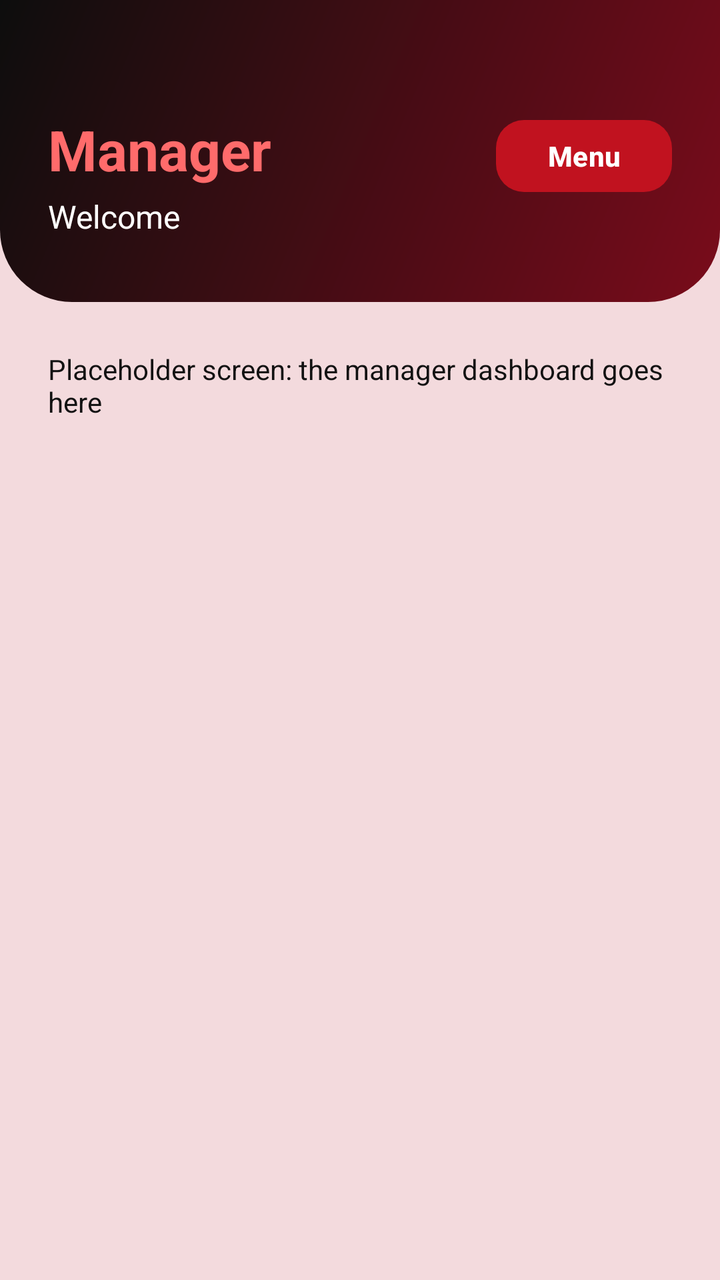
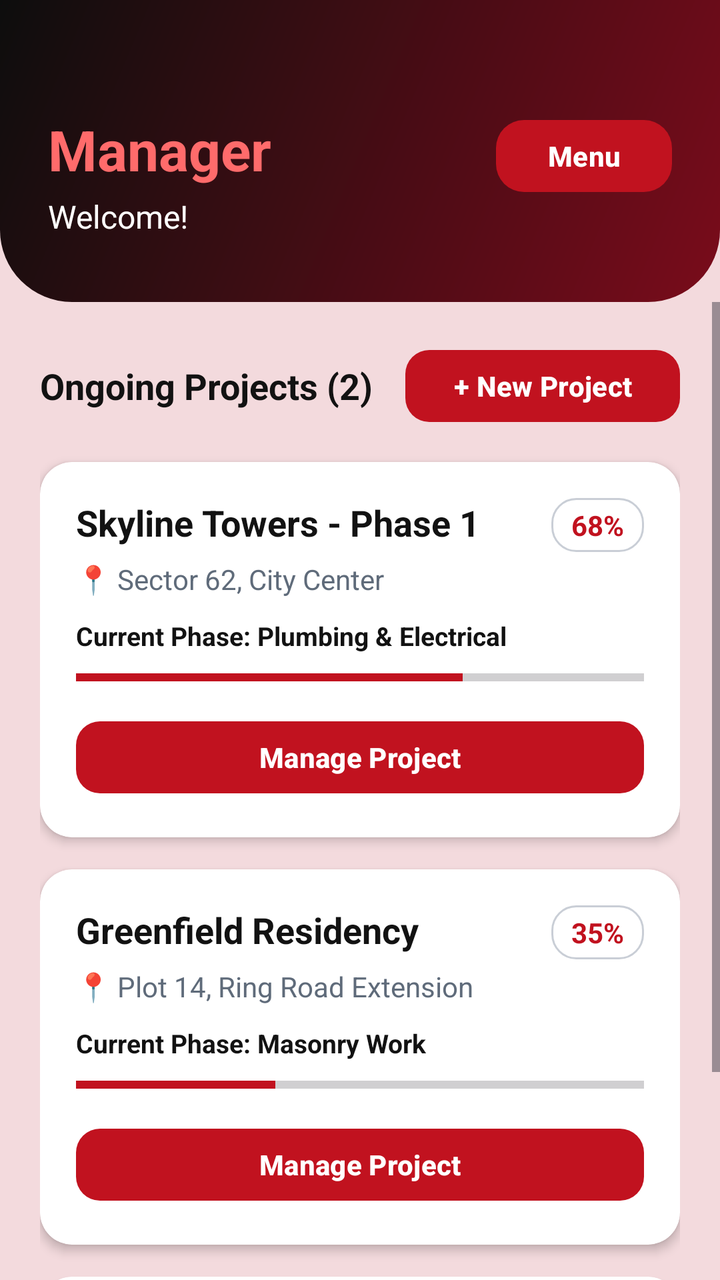

Compare the two renders of this Android layout. The source of the first and the diff that turns it into the second are given below.
<!-- AndroidManifest.xml: application theme Theme.BuildTrack_v1 -->
<!-- res/layout/activity_manager_home.xml -->
<?xml version="1.0" encoding="utf-8"?>
<RelativeLayout xmlns:android="http://schemas.android.com/apk/res/android"
    xmlns:app="http://schemas.android.com/apk/res-auto"
    android:layout_width="match_parent"
    android:layout_height="match_parent"
    android:background="@color/manager_body">

    <RelativeLayout
        android:id="@+id/topBar"
        android:layout_width="match_parent"
        android:layout_height="wrap_content"
        android:background="@drawable/bg_header_manager"
        android:paddingStart="24dp"
        android:paddingTop="56dp"
        android:paddingEnd="24dp"
        android:paddingBottom="32dp">

        <TextView
            android:id="@+id/tvRole"
            android:layout_width="wrap_content"
            android:layout_height="wrap_content"
            android:text="Manager"
            android:textColor="@color/manager_crimson_light"
            android:textSize="28sp"
            android:textStyle="bold" />

        <TextView
            android:id="@+id/tvWelcome"
            android:layout_width="wrap_content"
            android:layout_height="wrap_content"
            android:layout_below="@id/tvRole"
            android:layout_marginTop="4dp"
            android:text="Welcome"
            android:textColor="@color/white"
            android:textSize="16sp" />

        <Button
            android:id="@+id/btnMenu"
            android:layout_width="wrap_content"
            android:layout_height="44dp"
            android:layout_alignParentEnd="true"
            android:text="Menu"
            android:textAllCaps="false"
            android:textColor="@color/white"
            android:textStyle="bold"
            app:backgroundTint="@color/manager_crimson"
            app:cornerRadius="14dp" />
    </RelativeLayout>

    <TextView
        android:id="@+id/tvPlaceholder"
        android:layout_width="match_parent"
        android:layout_height="wrap_content"
        android:layout_below="@id/topBar"
        android:layout_marginStart="24dp"
        android:layout_marginTop="24dp"
        android:layout_marginEnd="24dp"
        android:text="Placeholder screen: the manager dashboard goes here"
        android:textColor="@color/ink"
        android:textSize="14sp" />
</RelativeLayout>
<!-- resources referenced by this layout -->
<resources>
  <color name="ink">#121212</color>
  <color name="manager_body">#F3DADD</color>
  <color name="manager_crimson">#C1121F</color>
  <color name="manager_crimson_light">#FF6B6B</color>
  <color name="white">#FFFFFFFF</color>
  <!-- drawable bg_header_manager (drawable) -->
  <?xml version="1.0" encoding="utf-8"?>
  <shape xmlns:android="http://schemas.android.com/apk/res/android"
      android:shape="rectangle">
      <gradient
          android:angle="315"
          android:endColor="@color/manager_crimson_dark"
          android:startColor="@color/manager_black" />
      <corners
          android:bottomLeftRadius="36dp"
          android:bottomRightRadius="36dp" />
  </shape>
  <style name="Theme.BuildTrack_v1" parent="Base.Theme.BuildTrack_v1" />
  <color name="manager_crimson_dark">#7A0C1B</color>
  <color name="manager_black">#0D0D0D</color>
  <style name="Base.Theme.BuildTrack_v1" parent="Theme.Material3.DayNight.NoActionBar">
          
          
      </style>
</resources>

<!-- the commit's change to res/layout/activity_manager_home.xml (unified diff, before → after) -->
@@ -5,6 +5,7 @@
     android:layout_height="match_parent"
     android:background="@color/manager_body">
 
+    
     <RelativeLayout
         android:id="@+id/topBar"
         android:layout_width="match_parent"
@@ -30,7 +31,7 @@
             android:layout_height="wrap_content"
             android:layout_below="@id/tvRole"
             android:layout_marginTop="4dp"
-            android:text="Welcome"
+            android:text="Welcome!"
             android:textColor="@color/white"
             android:textSize="16sp" />
 
@@ -47,15 +48,258 @@
             app:cornerRadius="14dp" />
     </RelativeLayout>
 
-    <TextView
-        android:id="@+id/tvPlaceholder"
+    
+    <ScrollView
         android:layout_width="match_parent"
-        android:layout_height="wrap_content"
+        android:layout_height="match_parent"
         android:layout_below="@id/topBar"
-        android:layout_marginStart="24dp"
-        android:layout_marginTop="24dp"
-        android:layout_marginEnd="24dp"
-        android:text="Placeholder screen: the manager dashboard goes here"
-        android:textColor="@color/ink"
-        android:textSize="14sp" />
+        android:fillViewport="true">
+
+        <LinearLayout
+            android:layout_width="match_parent"
+            android:layout_height="wrap_content"
+            android:orientation="vertical"
+            android:padding="20dp">
+
+            
+            <RelativeLayout
+                android:layout_width="match_parent"
+                android:layout_height="wrap_content"
+                android:layout_marginBottom="16dp">
+
+                <TextView
+                    android:id="@+id/tvSectionTitle"
+                    android:layout_width="wrap_content"
+                    android:layout_height="wrap_content"
+                    android:layout_centerVertical="true"
+                    android:text="Ongoing Projects (2)"
+                    android:textColor="@color/ink"
+                    android:textSize="18sp"
+                    android:textStyle="bold" />
+
+                
+                <Button
+                    android:id="@+id/btnNewProject"
+                    android:layout_width="wrap_content"
+                    android:layout_height="44dp"
+                    android:layout_alignParentEnd="true"
+                    android:text="+ New Project"
+                    android:textAllCaps="false"
+                    android:textColor="@color/white"
+                    android:textStyle="bold"
+                    app:backgroundTint="@color/manager_crimson"
+                    app:cornerRadius="12dp" />
+            </RelativeLayout>
+
+            
+            <androidx.cardview.widget.CardView
+                android:id="@+id/cardProject1"
+                android:layout_width="match_parent"
+                android:layout_height="wrap_content"
+                android:layout_marginBottom="16dp"
+                app:cardBackgroundColor="@color/white"
+                app:cardCornerRadius="16dp"
+                app:cardElevation="3dp">
+
+                <LinearLayout
+                    android:layout_width="match_parent"
+                    android:layout_height="wrap_content"
+                    android:orientation="vertical"
+                    android:padding="18dp">
+
+                    <RelativeLayout
+                        android:layout_width="match_parent"
+                        android:layout_height="wrap_content">
+
+                        <TextView
+                            android:id="@+id/tvProject1Name"
+                            android:layout_width="wrap_content"
+                            android:layout_height="wrap_content"
+                            android:text="Skyline Towers - Phase 1"
+                            android:textColor="@color/ink"
+                            android:textSize="18sp"
+                            android:textStyle="bold" />
+
+                        <TextView
+                            android:id="@+id/tvProject1Badge"
+                            android:layout_width="wrap_content"
+                            android:layout_height="wrap_content"
+                            android:layout_alignParentEnd="true"
+                            android:background="@drawable/bg_input"
+                            android:paddingHorizontal="10dp"
+                            android:paddingVertical="4dp"
+                            android:text="68%"
+                            android:textColor="@color/manager_crimson"
+                            android:textStyle="bold" />
+                    </RelativeLayout>
+
+                    <TextView
+                        android:id="@+id/tvProject1Location"
+                        android:layout_width="wrap_content"
+                        android:layout_height="wrap_content"
+                        android:layout_marginTop="4dp"
+                        android:text="📍 Sector 62, City Center"
+                        android:textColor="@color/grey_text"
+                        android:textSize="14sp" />
+
+                    
+                    <TextView
+                        android:layout_width="wrap_content"
+                        android:layout_height="wrap_content"
+                        android:layout_marginTop="10dp"
+                        android:text="Current Phase: Plumbing &amp; Electrical"
+                        android:textColor="@color/ink"
+                        android:textSize="13sp"
+                        android:textStyle="bold" />
+
+                    
+                    <ProgressBar
+                        android:id="@+id/pbProject1"
+                        style="@style/Widget.AppCompat.ProgressBar.Horizontal"
+                        android:layout_width="match_parent"
+                        android:layout_height="8dp"
+                        android:layout_marginTop="8dp"
+                        android:progress="68"
+                        android:progressTint="@color/manager_crimson" />
+
+                    <Button
+                        android:id="@+id/btnManageProject1"
+                        android:layout_width="match_parent"
+                        android:layout_height="44dp"
+                        android:layout_marginTop="14dp"
+                        android:text="Manage Project"
+                        android:textAllCaps="false"
+                        android:textColor="@color/white"
+                        android:textStyle="bold"
+                        app:backgroundTint="@color/manager_crimson"
+                        app:cornerRadius="12dp" />
+                </LinearLayout>
+            </androidx.cardview.widget.CardView>
+
+
+            
+            <androidx.cardview.widget.CardView
+                android:id="@+id/cardProject2"
+                android:layout_width="match_parent"
+                android:layout_height="wrap_content"
+                android:layout_marginBottom="16dp"
+                app:cardBackgroundColor="@color/white"
+                app:cardCornerRadius="16dp"
+                app:cardElevation="3dp">
+
+                <LinearLayout
+                    android:layout_width="match_parent"
+                    android:layout_height="wrap_content"
+                    android:orientation="vertical"
+                    android:padding="18dp">
+
+                    <RelativeLayout
+                        android:layout_width="match_parent"
+                        android:layout_height="wrap_content">
+
+                        <TextView
+                            android:id="@+id/tvProject2Name"
+                            android:layout_width="wrap_content"
+                            android:layout_height="wrap_content"
+                            android:text="Greenfield Residency"
+                            android:textColor="@color/ink"
+                            android:textSize="18sp"
+                            android:textStyle="bold" />
+
+                        <TextView
+                            android:id="@+id/tvProject2Badge"
+                            android:layout_width="wrap_content"
+                            android:layout_height="wrap_content"
+                            android:layout_alignParentEnd="true"
+                            android:background="@drawable/bg_input"
+                            android:paddingHorizontal="10dp"
+                            android:paddingVertical="4dp"
+                            android:text="35%"
+                            android:textColor="@color/manager_crimson"
+                            android:textStyle="bold" />
+                    </RelativeLayout>
+
+                    <TextView
+                        android:id="@+id/tvProject2Location"
+                        android:layout_width="wrap_content"
+                        android:layout_height="wrap_content"
+                        android:layout_marginTop="4dp"
+                        android:text="📍 Plot 14, Ring Road Extension"
+                        android:textColor="@color/grey_text"
+                        android:textSize="14sp" />
+
+                    
+                    <TextView
+                        android:layout_width="wrap_content"
+                        android:layout_height="wrap_content"
+                        android:layout_marginTop="10dp"
+                        android:text="Current Phase: Masonry Work"
+                        android:textColor="@color/ink"
+                        android:textSize="13sp"
+                        android:textStyle="bold" />
+
+                    
+                    <ProgressBar
+                        android:id="@+id/pbProject2"
+                        style="@style/Widget.AppCompat.ProgressBar.Horizontal"
+                        android:layout_width="match_parent"
+                        android:layout_height="8dp"
+                        android:layout_marginTop="8dp"
+                        android:progress="35"
+                        android:progressTint="@color/manager_crimson" />
+
+                    <Button
+                        android:id="@+id/btnManageProject2"
+                        android:layout_width="match_parent"
+                        android:layout_height="44dp"
+                        android:layout_marginTop="14dp"
+                        android:text="Manage Project"
+                        android:textAllCaps="false"
+                        android:textColor="@color/white"
+                        android:textStyle="bold"
+                        app:backgroundTint="@color/manager_crimson"
+                        app:cornerRadius="12dp" />
+                </LinearLayout>
+            </androidx.cardview.widget.CardView>
+
+
+            
+            <androidx.cardview.widget.CardView
+                android:id="@+id/cardAddNewProject"
+                android:layout_width="match_parent"
+                android:layout_height="wrap_content"
+                android:layout_marginBottom="24dp"
+                android:clickable="true"
+                android:focusable="true"
+                app:cardBackgroundColor="@color/white"
+                app:cardCornerRadius="16dp"
+                app:cardElevation="2dp">
+
+                <LinearLayout
+                    android:layout_width="match_parent"
+                    android:layout_height="wrap_content"
+                    android:gravity="center"
+                    android:orientation="vertical"
+                    android:padding="24dp">
+
+                    <TextView
+                        android:layout_width="wrap_content"
+                        android:layout_height="wrap_content"
+                        android:text="➕ Add Another Project"
+                        android:textColor="@color/manager_crimson"
+                        android:textSize="16sp"
+                        android:textStyle="bold" />
+
+                    <TextView
+                        android:layout_width="wrap_content"
+                        android:layout_height="wrap_content"
+                        android:layout_marginTop="4dp"
+                        android:text="Create a new site to assign team &amp; track progress"
+                        android:textColor="@color/grey_text"
+                        android:textSize="12sp" />
+                </LinearLayout>
+            </androidx.cardview.widget.CardView>
+
+        </LinearLayout>
+    </ScrollView>
 </RelativeLayout>
<!-- resource entries referenced after the edit -->
@@ -1,5 +1,6 @@
 <!-- resources referenced by this layout -->
 <resources>
+  <color name="grey_text">#5F6B7A</color>
   <color name="ink">#121212</color>
   <color name="manager_body">#F3DADD</color>
   <color name="manager_crimson">#C1121F</color>
@@ -17,9 +18,25 @@
           android:bottomLeftRadius="36dp"
           android:bottomRightRadius="36dp" />
   </shape>
+  <!-- drawable bg_input (drawable) -->
+  <?xml version="1.0" encoding="utf-8"?>
+  <shape xmlns:android="http://schemas.android.com/apk/res/android"
+      android:shape="rectangle">
+      <solid android:color="@color/white" />
+      <stroke
+          android:width="1dp"
+          android:color="@color/grey_line" />
+      <corners android:radius="12dp" />
+      <padding
+          android:bottom="12dp"
+          android:left="14dp"
+          android:right="14dp"
+          android:top="12dp" />
+  </shape>
   <style name="Theme.BuildTrack_v1" parent="Base.Theme.BuildTrack_v1" />
   <color name="manager_crimson_dark">#7A0C1B</color>
   <color name="manager_black">#0D0D0D</color>
+  <color name="grey_line">#C9CED6</color>
   <style name="Base.Theme.BuildTrack_v1" parent="Theme.Material3.DayNight.NoActionBar">
           
           
